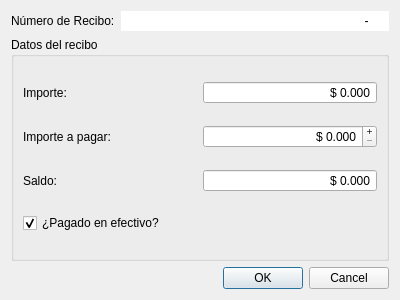
Above: trunk/plugins/HiComp/DPagarReciboBase.ui from chungote/gestotux before the change. Below: the same form after it.
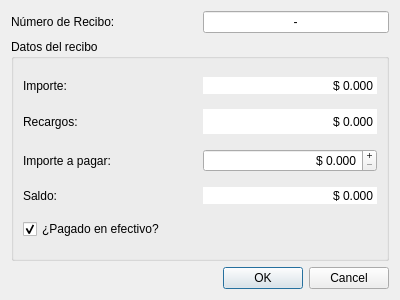
That is the form after the change.

Commit message: Numerosos arreglos de errores y verificaciones para incluso el sistema de pago de recibos diferido

The edit to the form file:
```diff
--- a/trunk/plugins/HiComp/DPagarReciboBase.ui
+++ b/trunk/plugins/HiComp/DPagarReciboBase.ui
@@ -13,8 +13,8 @@
   <property name="windowTitle">
    <string>Dialog</string>
   </property>
-  <layout class="QVBoxLayout" name="verticalLayout_2">
-   <item>
+  <layout class="QGridLayout" name="gridLayout">
+   <item row="0" column="0">
     <layout class="QHBoxLayout" name="horizontalLayout">
      <item>
       <widget class="QLabel" name="LNumero">
@@ -31,6 +31,12 @@
      </item>
      <item>
       <widget class="QLineEdit" name="LENumeroRecibo">
+       <property name="sizePolicy">
+        <sizepolicy hsizetype="Minimum" vsizetype="Preferred">
+         <horstretch>0</horstretch>
+         <verstretch>0</verstretch>
+        </sizepolicy>
+       </property>
        <property name="autoFillBackground">
         <bool>false</bool>
        </property>
@@ -38,16 +44,16 @@
         <string>99999-99999; </string>
        </property>
        <property name="frame">
-        <bool>false</bool>
+        <bool>true</bool>
        </property>
        <property name="alignment">
-        <set>Qt::AlignRight|Qt::AlignTrailing|Qt::AlignVCenter</set>
+        <set>Qt::AlignCenter</set>
        </property>
       </widget>
      </item>
     </layout>
    </item>
-   <item>
+   <item row="1" column="0">
     <widget class="QGroupBox" name="GBDatos">
      <property name="sizePolicy">
       <sizepolicy hsizetype="Preferred" vsizetype="MinimumExpanding">
@@ -70,6 +76,9 @@
         </item>
         <item>
          <widget class="QDoubleSpinBox" name="DSBImporte">
+          <property name="frame">
+           <bool>false</bool>
+          </property>
           <property name="alignment">
            <set>Qt::AlignRight|Qt::AlignTrailing|Qt::AlignVCenter</set>
           </property>
@@ -92,6 +101,54 @@
         </item>
        </layout>
       </item>
+      <item>
+       <layout class="QHBoxLayout" name="horizontalLayout_5">
+        <item>
+         <widget class="QLabel" name="label">
+          <property name="text">
+           <string>Recargos:</string>
+          </property>
+         </widget>
+        </item>
+        <item>
+         <widget class="QDoubleSpinBox" name="DSBRecargos">
+          <property name="sizePolicy">
+           <sizepolicy hsizetype="Minimum" vsizetype="Maximum">
+            <horstretch>0</horstretch>
+            <verstretch>0</verstretch>
+           </sizepolicy>
+          </property>
+          <property name="minimumSize">
+           <size>
+            <width>0</width>
+            <height>25</height>
+           </size>
+          </property>
+          <property name="frame">
+           <bool>false</bool>
+          </property>
+          <property name="alignment">
+           <set>Qt::AlignRight|Qt::AlignTrailing|Qt::AlignVCenter</set>
+          </property>
+          <property name="readOnly">
+           <bool>true</bool>
+          </property>
+          <property name="buttonSymbols">
+           <enum>QAbstractSpinBox::NoButtons</enum>
+          </property>
+          <property name="prefix">
+           <string>$ </string>
+          </property>
+          <property name="decimals">
+           <number>3</number>
+          </property>
+          <property name="maximum">
+           <double>999999999.990000009536743</double>
+          </property>
+         </widget>
+        </item>
+       </layout>
+      </item>
       <item>
        <layout class="QHBoxLayout" name="horizontalLayout_3">
         <item>
@@ -103,6 +160,12 @@
         </item>
         <item>
          <widget class="QDoubleSpinBox" name="DSBPagar">
+          <property name="sizePolicy">
+           <sizepolicy hsizetype="Minimum" vsizetype="Maximum">
+            <horstretch>0</horstretch>
+            <verstretch>0</verstretch>
+           </sizepolicy>
+          </property>
           <property name="alignment">
            <set>Qt::AlignRight|Qt::AlignTrailing|Qt::AlignVCenter</set>
           </property>
@@ -116,7 +179,7 @@
            <number>3</number>
           </property>
           <property name="maximum">
-           <double>99999.990000000005239</double>
+           <double>999999999.990000009536743</double>
           </property>
          </widget>
         </item>
@@ -133,6 +196,15 @@
         </item>
         <item>
          <widget class="QDoubleSpinBox" name="DSBSaldo">
+          <property name="autoFillBackground">
+           <bool>true</bool>
+          </property>
+          <property name="styleSheet">
+           <string notr="true"/>
+          </property>
+          <property name="frame">
+           <bool>false</bool>
+          </property>
           <property name="alignment">
            <set>Qt::AlignRight|Qt::AlignTrailing|Qt::AlignVCenter</set>
           </property>
```
Left out of the diff: 17 changed lines with no effect on the pictures. The commit also changes 20 other files.
